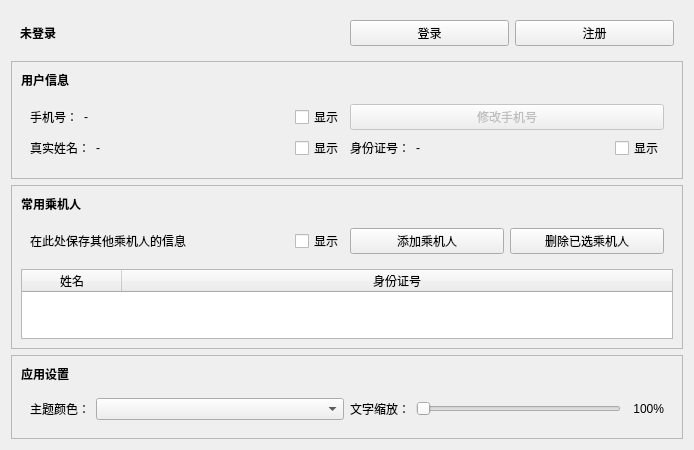
This is FlightTicketClient/pages/ProfilePage/ProfilePage.ui in n-ss1m-1/FlightTicketSystem as Qt 5 draws it before an edit. The edited form follows.
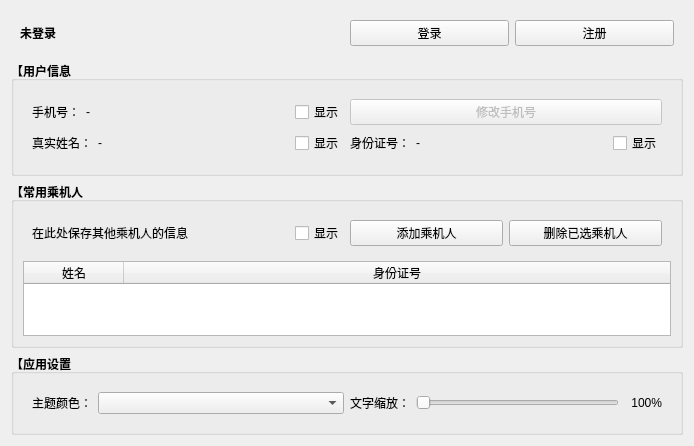
This is the edited form.

Diff of the .ui file:
```diff
--- a/FlightTicketClient/pages/ProfilePage/ProfilePage.ui
+++ b/FlightTicketClient/pages/ProfilePage/ProfilePage.ui
@@ -69,26 +69,16 @@
     </widget>
    </item>
    <item>
-    <widget class="QFrame" name="frame">
-     <property name="frameShape">
-      <enum>QFrame::Shape::StyledPanel</enum>
-     </property>
-     <property name="frameShadow">
-      <enum>QFrame::Shadow::Raised</enum>
-     </property>
-     <layout class="QVBoxLayout" name="verticalLayout_5" stretch="0,0">
-      <item>
-       <widget class="QLabel" name="label">
+    <widget class="QGroupBox" name="groupBox">
         <property name="font">
          <font>
           <bold>true</bold>
          </font>
         </property>
-        <property name="text">
-         <string>用户信息</string>
-        </property>
-       </widget>
-      </item>
+     <property name="title">
+      <string>【用户信息】</string>
+     </property>
+     <layout class="QVBoxLayout" name="verticalLayout_5" stretch="0">
       <item>
        <widget class="QWidget" name="widget" native="true">
         <property name="sizePolicy">
@@ -97,22 +87,58 @@
           <verstretch>0</verstretch>
          </sizepolicy>
         </property>
-        <layout class="QGridLayout" name="gridLayout" rowstretch="1,1" columnstretch="1,1">
-         <item row="0" column="1">
-          <widget class="QPushButton" name="btnChangePhone">
-           <property name="enabled">
-            <bool>false</bool>
-           </property>
+        <layout class="QGridLayout" name="gridLayout" rowstretch="0,0" columnstretch="0,0">
+         <item row="0" column="0">
+          <layout class="QHBoxLayout" name="horizontalLayout_9">
+           <item>
+            <widget class="QLabel" name="lblPhone">
+             <property name="sizePolicy">
+              <sizepolicy hsizetype="Maximum" vsizetype="Preferred">
+               <horstretch>0</horstretch>
+               <verstretch>0</verstretch>
+              </sizepolicy>
+             </property>
+             <property name="font">
+              <font>
+               <bold>false</bold>
+              </font>
+             </property>
+             <property name="text">
+              <string>手机号：</string>
+             </property>
+            </widget>
+           </item>
+           <item>
+            <widget class="QLabel" name="lblPhoneValue">
+             <property name="font">
+              <font>
+               <bold>false</bold>
+              </font>
+             </property>
+             <property name="text">
+              <string>-</string>
+             </property>
+            </widget>
+           </item>
+           <item>
+            <widget class="QCheckBox" name="cbShowPhone">
            <property name="sizePolicy">
-            <sizepolicy hsizetype="Preferred" vsizetype="Fixed">
+              <sizepolicy hsizetype="Maximum" vsizetype="Fixed">
              <horstretch>0</horstretch>
              <verstretch>0</verstretch>
             </sizepolicy>
            </property>
+             <property name="font">
+              <font>
+               <bold>false</bold>
+              </font>
+             </property>
            <property name="text">
-            <string>修改手机号</string>
-           </property>
-          </widget>
+              <string>显示</string>
+             </property>
+            </widget>
+           </item>
+          </layout>
          </item>
          <item row="1" column="0">
           <layout class="QHBoxLayout" name="horizontalLayout_10">
@@ -124,6 +150,11 @@
                <verstretch>0</verstretch>
               </sizepolicy>
              </property>
+             <property name="font">
+              <font>
+               <bold>false</bold>
+              </font>
+             </property>
              <property name="text">
               <string>真实姓名：</string>
              </property>
@@ -131,6 +162,11 @@
            </item>
            <item>
             <widget class="QLabel" name="lblRealNameValue">
+             <property name="font">
+              <font>
+               <bold>false</bold>
+              </font>
+             </property>
              <property name="text">
               <string>-</string>
              </property>
@@ -144,6 +180,11 @@
                <verstretch>0</verstretch>
               </sizepolicy>
              </property>
+             <property name="font">
+              <font>
+               <bold>false</bold>
+              </font>
+             </property>
              <property name="layoutDirection">
               <enum>Qt::LayoutDirection::LeftToRight</enum>
              </property>
@@ -154,42 +195,26 @@
            </item>
           </layout>
          </item>
-         <item row="0" column="0">
-          <layout class="QHBoxLayout" name="horizontalLayout_9">
-           <item>
-            <widget class="QLabel" name="lblPhone">
+         <item row="0" column="1">
+          <widget class="QPushButton" name="btnChangePhone">
+           <property name="enabled">
+            <bool>false</bool>
+           </property>
              <property name="sizePolicy">
-              <sizepolicy hsizetype="Maximum" vsizetype="Preferred">
+            <sizepolicy hsizetype="Preferred" vsizetype="Fixed">
                <horstretch>0</horstretch>
                <verstretch>0</verstretch>
               </sizepolicy>
              </property>
-             <property name="text">
-              <string>手机号：</string>
-             </property>
-            </widget>
-           </item>
-           <item>
-            <widget class="QLabel" name="lblPhoneValue">
+           <property name="font">
+            <font>
+             <bold>false</bold>
+            </font>
+           </property>
              <property name="text">
-              <string>-</string>
-             </property>
-            </widget>
-           </item>
-           <item>
-            <widget class="QCheckBox" name="cbShowPhone">
-             <property name="sizePolicy">
-              <sizepolicy hsizetype="Maximum" vsizetype="Fixed">
-               <horstretch>0</horstretch>
-               <verstretch>0</verstretch>
-              </sizepolicy>
-             </property>
-             <property name="text">
-              <string>显示</string>
-             </property>
-            </widget>
-           </item>
-          </layout>
+            <string>修改手机号</string>
+           </property>
+          </widget>
          </item>
          <item row="1" column="1">
           <layout class="QHBoxLayout" name="horizontalLayout_11">
@@ -201,6 +226,11 @@
                <verstretch>0</verstretch>
               </sizepolicy>
              </property>
+             <property name="font">
+              <font>
+               <bold>false</bold>
+              </font>
+             </property>
              <property name="text">
               <string>身份证号：</string>
              </property>
@@ -208,6 +238,11 @@
            </item>
            <item>
             <widget class="QLabel" name="lblIdCardValue">
+             <property name="font">
+              <font>
+               <bold>false</bold>
+              </font>
+             </property>
              <property name="text">
               <string>-</string>
              </property>
@@ -221,6 +256,11 @@
                <verstretch>0</verstretch>
               </sizepolicy>
              </property>
+             <property name="font">
+              <font>
+               <bold>false</bold>
+              </font>
+             </property>
              <property name="text">
               <string>显示</string>
              </property>
@@ -235,26 +275,16 @@
     </widget>
    </item>
    <item>
-    <widget class="QFrame" name="frame_3">
-     <property name="frameShape">
-      <enum>QFrame::Shape::StyledPanel</enum>
+    <widget class="QGroupBox" name="groupBox_3">
+     <property name="font">
+      <font>
+       <bold>true</bold>
+      </font>
      </property>
-     <property name="frameShadow">
-      <enum>QFrame::Shadow::Raised</enum>
+     <property name="title">
+      <string>【常用乘机人】</string>
      </property>
      <layout class="QVBoxLayout" name="verticalLayout">
-      <item>
-       <widget class="QLabel" name="label_5">
-        <property name="font">
-         <font>
-          <bold>true</bold>
-         </font>
-        </property>
-        <property name="text">
-         <string>常用乘机人</string>
-        </property>
-       </widget>
-      </item>
       <item>
        <widget class="QWidget" name="widget_3" native="true">
         <layout class="QHBoxLayout" name="horizontalLayout_3" stretch="1,1">
@@ -262,6 +292,11 @@
           <layout class="QHBoxLayout" name="horizontalLayout_7">
            <item>
             <widget class="QLabel" name="label_6">
+             <property name="font">
+              <font>
+               <bold>false</bold>
+              </font>
+             </property>
              <property name="text">
               <string>在此处保存其他乘机人的信息</string>
              </property>
@@ -275,6 +310,11 @@
                <verstretch>0</verstretch>
               </sizepolicy>
              </property>
+             <property name="font">
+              <font>
+               <bold>false</bold>
+              </font>
+             </property>
              <property name="text">
               <string>显示</string>
              </property>
@@ -286,6 +326,11 @@
           <layout class="QHBoxLayout" name="horizontalLayout_13">
            <item>
             <widget class="QPushButton" name="btnAddPassenger">
+             <property name="font">
+              <font>
+               <bold>false</bold>
+              </font>
+             </property>
              <property name="text">
               <string>添加乘机人</string>
              </property>
@@ -293,6 +338,11 @@
            </item>
            <item>
             <widget class="QPushButton" name="btnDelPassenger">
+             <property name="font">
+              <font>
+               <bold>false</bold>
+              </font>
+             </property>
              <property name="text">
               <string>删除已选乘机人</string>
              </property>
@@ -305,6 +355,11 @@
       </item>
       <item>
        <widget class="QTableWidget" name="tablePassengers">
+        <property name="font">
+         <font>
+          <bold>false</bold>
+         </font>
+        </property>
         <attribute name="horizontalHeaderShowSortIndicator" stdset="0">
          <bool>false</bool>
         </attribute>
@@ -327,26 +382,16 @@
     </widget>
    </item>
    <item>
-    <widget class="QFrame" name="frame_2">
-     <property name="frameShape">
-      <enum>QFrame::Shape::StyledPanel</enum>
+    <widget class="QGroupBox" name="groupBox_2">
+     <property name="font">
+      <font>
+       <bold>true</bold>
+      </font>
      </property>
-     <property name="frameShadow">
-      <enum>QFrame::Shadow::Raised</enum>
+     <property name="title">
+      <string>【应用设置】</string>
      </property>
      <layout class="QVBoxLayout" name="verticalLayout_3">
-      <item>
-       <widget class="QLabel" name="label_2">
-        <property name="font">
-         <font>
-          <bold>true</bold>
-         </font>
-        </property>
-        <property name="text">
-         <string>应用设置</string>
-        </property>
-       </widget>
-      </item>
       <item>
        <widget class="QWidget" name="widget_2" native="true">
         <layout class="QHBoxLayout" name="horizontalLayout_4" stretch="1,1">
@@ -360,13 +405,24 @@
                <verstretch>0</verstretch>
               </sizepolicy>
              </property>
+             <property name="font">
+              <font>
+               <bold>false</bold>
+              </font>
+             </property>
              <property name="text">
               <string>主题颜色：</string>
              </property>
             </widget>
            </item>
            <item>
-            <widget class="QComboBox" name="comboTheme"/>
+            <widget class="QComboBox" name="comboTheme">
+             <property name="font">
+              <font>
+               <bold>false</bold>
+              </font>
+             </property>
+            </widget>
            </item>
           </layout>
          </item>
@@ -382,6 +438,11 @@
                  <verstretch>0</verstretch>
                 </sizepolicy>
                </property>
+               <property name="font">
+                <font>
+                 <bold>false</bold>
+                </font>
+               </property>
                <property name="text">
                 <string>文字缩放：</string>
                </property>
@@ -402,6 +463,11 @@
                  <verstretch>0</verstretch>
                 </sizepolicy>
                </property>
+               <property name="font">
+                <font>
+                 <bold>false</bold>
+                </font>
+               </property>
                <property name="layoutDirection">
                 <enum>Qt::LayoutDirection::LeftToRight</enum>
                </property>
```
Lines whose indentation alone changed are shown as unchanged.
